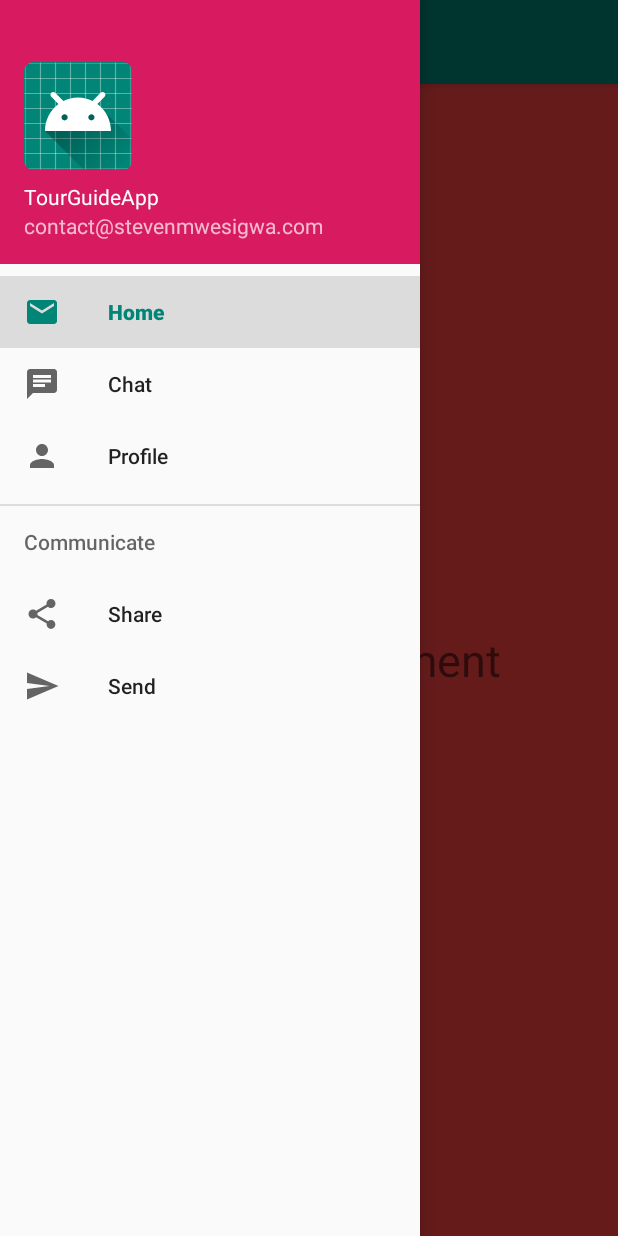
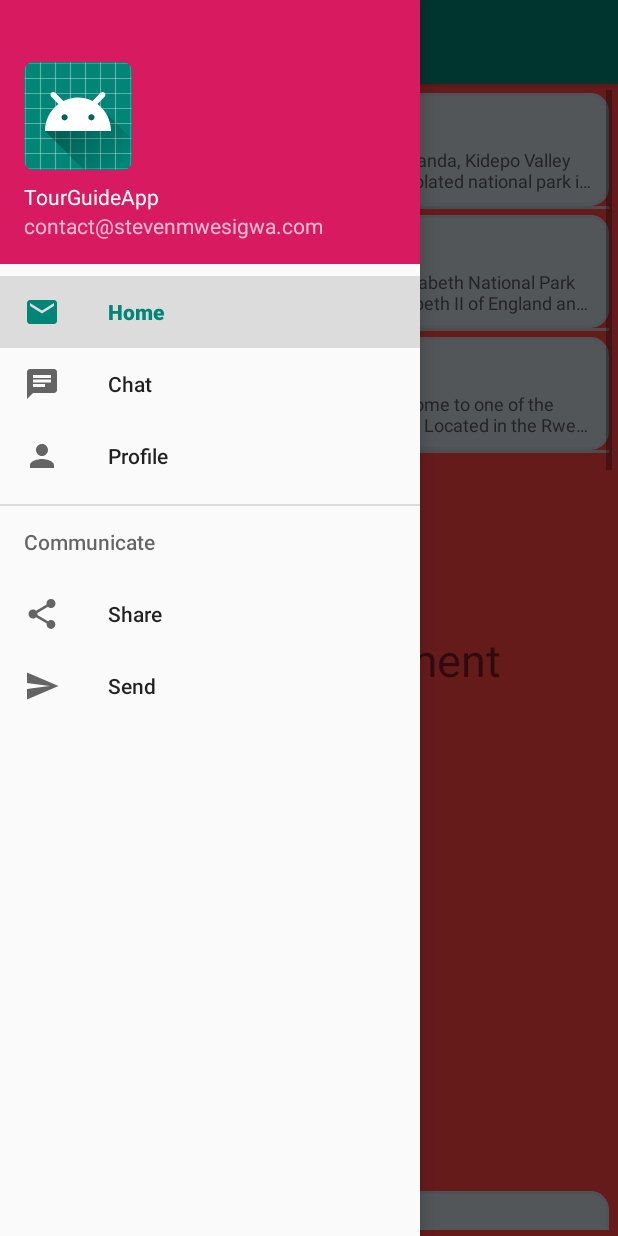
Before and after one commit to steven7mwesigwa/TourGuideApp, an Android app: the screen it shows after launch (MainActivity), with the side drawer open, on a phone screen of 412 x 824 dp. Run offline under Robolectric (Android 15) with nearby library versions, the phone set to English and light mode, and no system bars.

Commit message:
SUCCESSFULLY implemented RECYCLER VIEW

```diff
--- a/app/src/main/AndroidManifest.xml
+++ b/app/src/main/AndroidManifest.xml
@@ -1,6 +1,8 @@
 <?xml version="1.0" encoding="utf-8"?>
 <manifest xmlns:android="http://schemas.android.com/apk/res/android"
     package="com.stevenmwesigwa.tourguideapp">
+    <!--    Ask for internet permission to load Images-->
+    <uses-permission android:name="android.permission.INTERNET" />
 <!--    android:theme="@style/AppTheme.NoActionBar  noactionbar for just a specific Activity-->
 <!--    the other Activities will use the default actionbar since they use -->
 <!--    android:theme="@style/AppTheme"-->
--- /dev/null
+++ b/app/src/main/java/com/stevenmwesigwa/tourguideapp/GamePark.java
@@ -0,0 +1,47 @@
+package com.stevenmwesigwa.tourguideapp;
+
+public class GamePark {
+    private int id;
+    private String title;
+    private String description;
+    private String image;
+
+    public GamePark(int id, String title, String description, String image) {
+        this.id = id;
+        this.title = title;
+        this.description = description;
+        this.image = image;
+    }
+
+    public int getId() {
+        return id;
+    }
+
+    public void setId(int id) {
+        this.id = id;
+    }
+
+    public String getTitle() {
+        return title;
+    }
+
+    public void setTitle(String title) {
+        this.title = title;
+    }
+
+    public String getDescription() {
+        return description;
+    }
+
+    public void setDescription(String description) {
+        this.description = description;
+    }
+
+    public String getImage() {
+        return image;
+    }
+
+    public void setImage(String image) {
+        this.image = image;
+    }
+}
--- a/app/src/main/java/com/stevenmwesigwa/tourguideapp/MainActivity.java
+++ b/app/src/main/java/com/stevenmwesigwa/tourguideapp/MainActivity.java
@@ -12,21 +12,30 @@ import androidx.core.view.GravityCompat;
 import androidx.drawerlayout.widget.DrawerLayout;
 
 import com.google.android.material.navigation.NavigationView;
+import com.stevenmwesigwa.tourguideapp.dataset.GameParkModel;
 import com.stevenmwesigwa.tourguideapp.fragments.ChatFragment;
 import com.stevenmwesigwa.tourguideapp.fragments.HomeFragment;
 import com.stevenmwesigwa.tourguideapp.fragments.ProfileFragment;
 
+import java.util.ArrayList;
+
 public class MainActivity extends AppCompatActivity implements NavigationView.OnNavigationItemSelectedListener {
     private DrawerLayout drawer;
-    private HomeFragment homeFragment;
+    private ArrayList<GamePark> gameParkArrayList;
+//    private HomeFragment homeFragment;
 
     @Override
     protected void onCreate(Bundle savedInstanceState) {
         super.onCreate(savedInstanceState);
         setContentView(R.layout.activity_main);
 
-        //Pass context to message fragment
+        /* Populate gameParkArrayList with data */
+        gameParkArrayList = new GameParkModel(this).get();
+
+        /*
+Pass context to message fragment
         homeFragment = new HomeFragment(this);
+*/
 
         Toolbar toolbar = findViewById(R.id.toolbar);
         // Tell your app that you want to use your own toolbar instead
@@ -58,7 +67,7 @@ public class MainActivity extends AppCompatActivity implements NavigationView.On
          */
         if (savedInstanceState == null) {
             getSupportFragmentManager().beginTransaction().replace(R.id.fragment_container,
-                    new HomeFragment(this)).commit();
+                    new HomeFragment(this, gameParkArrayList)).commit();
             // We also want to select our first item in the navigation drawer
             navigationView.setCheckedItem(R.id.nav_message);
         }
@@ -76,7 +85,7 @@ public class MainActivity extends AppCompatActivity implements NavigationView.On
             case R.id.nav_message:
                 // Open the Message Fragment and display it in the FrameLayout
                 getSupportFragmentManager().beginTransaction().replace(R.id.fragment_container,
-                        new HomeFragment(this)).commit();
+                        new HomeFragment(this, gameParkArrayList)).commit();
                 break;
             case R.id.nav_chat:
                 getSupportFragmentManager().beginTransaction().replace(R.id.fragment_container,
--- a/app/src/main/java/com/stevenmwesigwa/tourguideapp/adapters/HomeListAdapter.java
+++ b/app/src/main/java/com/stevenmwesigwa/tourguideapp/adapters/HomeListAdapter.java
@@ -1,31 +1,44 @@
 package com.stevenmwesigwa.tourguideapp.adapters;
 
+import android.content.Context;
 import android.view.LayoutInflater;
+import android.view.View;
 import android.view.ViewGroup;
+import android.widget.ImageView;
+import android.widget.LinearLayout;
 import android.widget.TextView;
 
+import androidx.annotation.NonNull;
 import androidx.recyclerview.widget.RecyclerView;
 
+import com.stevenmwesigwa.tourguideapp.GamePark;
 import com.stevenmwesigwa.tourguideapp.R;
 
+import java.util.ArrayList;
+
 public class HomeListAdapter extends RecyclerView.Adapter<HomeListAdapter.HomeListViewHolder> {
-    private String[] mDataset;
+    private ArrayList<GamePark> gameParkArrayList;
+    /**
+     * Define LayoutInflater
+     */
+    private LayoutInflater mInflater;
+    private Context mContext;
+
 
     // Provide a suitable constructor (depends on the kind of dataset)
-    public HomeListAdapter(String[] myDataset) {
-        mDataset = myDataset;
+    public HomeListAdapter(ArrayList<GamePark> gameParkArrayList, Context context) {
+        this.mInflater = LayoutInflater.from(context);
+        this.gameParkArrayList = gameParkArrayList;
+        this.mContext = context;
     }
 
-    // Create new views (invoked by the layout manager)
+    //Create new views (invoked by the layout manager)
+    @NonNull
     @Override
-    public HomeListAdapter.HomeListViewHolder onCreateViewHolder(ViewGroup parent,
-                                                                 int viewType) {
-        // create a new view
-        TextView v = (TextView) LayoutInflater.from(parent.getContext())
-                .inflate(R.layout.my_text_view, parent, false);
-        ...
-        HomeListViewHolder vh = new HomeListViewHolder(v);
-        return vh;
+    public HomeListAdapter.HomeListViewHolder onCreateViewHolder(@NonNull ViewGroup parent, int viewType) {
+        /* We inflate the xml which gives us a View object */
+        View view = mInflater.inflate(R.layout.home_custom_row_recycler, parent, false);
+        return new HomeListAdapter.HomeListViewHolder(view);
     }
 
     // Replace the contents of a view (invoked by the layout manager)
@@ -33,26 +46,40 @@ public class HomeListAdapter extends RecyclerView.Adapter<HomeListAdapter.HomeLi
     public void onBindViewHolder(HomeListViewHolder holder, int position) {
         // - get element from your dataset at this position
         // - replace the contents of the view with that element
-        holder.textView.setText(mDataset[position]);
-
+        holder.title.setText(gameParkArrayList.get(position).getTitle());
+        holder.description.setText(gameParkArrayList.get(position).getDescription());
+        holder.image.setContentDescription(gameParkArrayList.get(position).getImage());
     }
 
     // Return the size of your dataset (invoked by the layout manager)
     @Override
     public int getItemCount() {
-        return mDataset.length;
+        if (gameParkArrayList == null) {
+            return 0;
+        } else {
+            return gameParkArrayList.size();
+        }
     }
 
-    // Provide a reference to the views for each data item
-    // Complex data items may need more than one view per item, and
-    // you provide access to all the views for a data item in a view holder
-    public static class HomeListViewHolder extends RecyclerView.ViewHolder {
-        // each data item is just a string in this case
-        public TextView textView;
+    /*
+     * Provide a reference to the views for each data item
+     * Complex data items may need more than one view per item, and
+     * you provide access to all the views for a data item in a view holder
+     * This is where we will initialize our views
+     */
+    public class HomeListViewHolder extends RecyclerView.ViewHolder {
+        TextView title;
+        TextView description;
+        ImageView image;
+        LinearLayout linearLayoutWrapper;
 
-        public HomeListViewHolder(TextView v) {
-            super(v);
-            textView = v;
+        public HomeListViewHolder(View view) {
+            super(view);
+            title = view.findViewById(R.id.HOmeRecycRowTitle);
+            description = view.findViewById(R.id.HOmeRecycRowDescription);
+            image = view.findViewById(R.id.HomeRecycRowImage);
+            linearLayoutWrapper = view.findViewById(R.id.HomeRecycRowWrapper);
+
         }
     }
 }
--- /dev/null
+++ b/app/src/main/java/com/stevenmwesigwa/tourguideapp/dataset/GameParkModel.java
@@ -0,0 +1,62 @@
+package com.stevenmwesigwa.tourguideapp.dataset;
+
+import android.content.Context;
+
+import com.stevenmwesigwa.tourguideapp.GamePark;
+
+import org.json.JSONArray;
+import org.json.JSONException;
+import org.json.JSONObject;
+
+import java.io.IOException;
+import java.io.InputStream;
+import java.nio.charset.Charset;
+import java.nio.charset.StandardCharsets;
+import java.util.ArrayList;
+import java.util.Objects;
+
+public class GameParkModel {
+    private Context context;
+
+    public GameParkModel(Context context) {
+        this.context = context;
+    }
+
+    public ArrayList<GamePark> get() {
+        ArrayList<GamePark> gameParkArrayList = new ArrayList<>();
+        try {
+            JSONArray jsonArray = new JSONArray(Objects.requireNonNull(loadJSONFromAsset()));
+            for (int i = 0; i < jsonArray.length(); i++) {
+                JSONObject row = jsonArray.getJSONObject(i);
+                int id = row.getInt("id");
+                String title = row.getString("title");
+                String description = row.getString("description");
+                String image = row.getString("image");
+
+                GamePark gamePark = new GamePark(id, title, description, image);
+                gameParkArrayList.add(gamePark);
+            }
+        } catch (JSONException e) {
+            e.printStackTrace();
+        }
+        return gameParkArrayList;
+    }
+
+    private String loadJSONFromAsset() {
+        //function to load the JSON from the Asset and return the object
+        String json = null;
+        final Charset charset = StandardCharsets.UTF_8;
+        try {
+            InputStream inputStream = context.getAssets().open("gameParksList.json");
+            int size = inputStream.available();
+            byte[] buffer = new byte[size];
+            inputStream.read(buffer);
+            inputStream.close();
+            json = new String(buffer, charset);
+        } catch (IOException ex) {
+            ex.printStackTrace();
+            return null;
+        }
+        return json;
+    }
+}
--- a/app/src/main/java/com/stevenmwesigwa/tourguideapp/fragments/HomeFragment.java
+++ b/app/src/main/java/com/stevenmwesigwa/tourguideapp/fragments/HomeFragment.java
@@ -11,19 +11,24 @@ import androidx.fragment.app.Fragment;
 import androidx.recyclerview.widget.LinearLayoutManager;
 import androidx.recyclerview.widget.RecyclerView;
 
+import com.stevenmwesigwa.tourguideapp.GamePark;
 import com.stevenmwesigwa.tourguideapp.R;
 import com.stevenmwesigwa.tourguideapp.adapters.HomeListAdapter;
+
+import java.util.ArrayList;
 
 public class HomeFragment extends Fragment {
 
     private RecyclerView recyclerView;
     private Context context;
+    private ArrayList<GamePark> gameParkArrayList;
     private RecyclerView.Adapter mAdapter;
     private RecyclerView.LayoutManager layoutManager;
 
 
-    public HomeFragment(Context context) {
+    public HomeFragment(Context context, ArrayList<GamePark> gameParkArrayList) {
         this.context = context;
+        this.gameParkArrayList = gameParkArrayList;
     }
 
     @Nullable
@@ -31,7 +36,7 @@ public class HomeFragment extends Fragment {
     public View onCreateView(LayoutInflater inflater, @Nullable ViewGroup container, @Nullable Bundle savedInstanceState) {
         View view = inflater.inflate(R.layout.fragment_home, container, false);
 
-        recyclerView = (RecyclerView) view.findViewById(R.id.HomeRecyclerView);
+        recyclerView = view.findViewById(R.id.HomeRecyclerView);
         // use this setting to improve performance if you know that changes
         // in content do not change the layout size of the RecyclerView
         recyclerView.setHasFixedSize(true);
@@ -40,8 +45,8 @@ public class HomeFragment extends Fragment {
         layoutManager = new LinearLayoutManager(context);
         recyclerView.setLayoutManager(layoutManager);
 
-        // specify an adapter (see also next example)
-        mAdapter = new HomeListAdapter(myDataset);
+        // specify an adapter
+        mAdapter = new HomeListAdapter(gameParkArrayList, context);
         recyclerView.setAdapter(mAdapter);
 
 
--- a/app/src/main/res/values/colors.xml
+++ b/app/src/main/res/values/colors.xml
@@ -6,4 +6,5 @@
     <color name="colorLightGrey">#cdd8e0</color>
     <color name="colorBlack">#000</color>
     <color name="colorDarkerGrey">#575759</color>
+    <color name="colorWhite">#fff</color>
 </resources>
```
Also changed, not shown: app/src/main/assets/gameParksList.json (added, +44 -0 lines).
